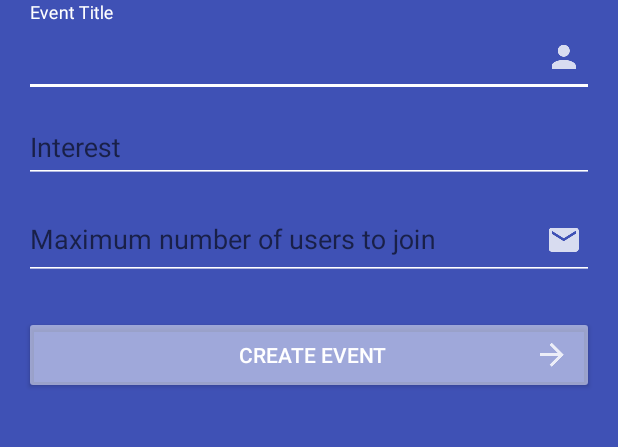
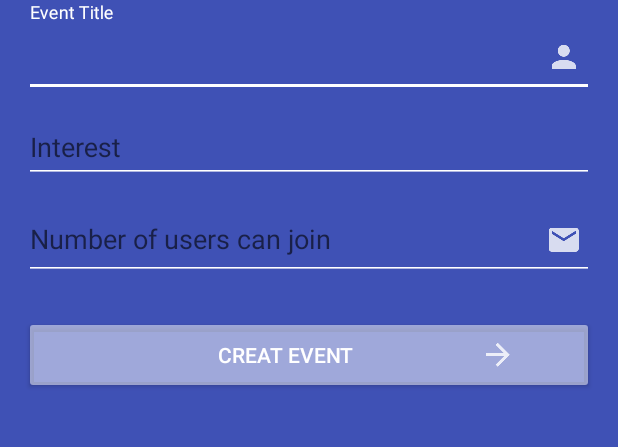
Before and after one commit to SaddyHush/builday-android, an Android app: the CreateEvent screen opened directly, with no data from a screen before it, on a phone screen of 412 x 824 dp, the part 144-591 px from its top. Run offline under Robolectric (Android 15) with nearby library versions, the light colour scheme and no system bars; libraries missing offline, so code that uses them is left out: retrofit2.adapter.rxjava, rx.android.schedulers, rx.schedulers, rx.subscriptions; 3 statements that could not run were skipped.

```diff
--- a/app/src/main/res/layout/activity_create_event.xml
+++ b/app/src/main/res/layout/activity_create_event.xml
@@ -1,18 +1,14 @@
 <?xml version="1.0" encoding="utf-8"?>
 <ScrollView xmlns:android="http://schemas.android.com/apk/res/android"
-    xmlns:app="http://schemas.android.com/apk/res-auto"
     android:layout_width="match_parent"
     android:layout_height="match_parent"
     android:fillViewport="true">
 
-    <LinearLayout
-        android:layout_width="match_parent"
-        android:layout_height="wrap_content">
 
         <RelativeLayout
             android:orientation="vertical"
             android:layout_width="match_parent"
-            android:layout_height="match_parent"
+            android:layout_height="wrap_content"
             android:layout_margin="@dimen/activity_vertical_margin">
 
             <ImageView
@@ -20,7 +16,8 @@
                 android:layout_width="wrap_content"
                 android:layout_height="@dimen/logo_height"
                 android:layout_centerHorizontal="true"
-                android:src="@drawable/logo"/>
+                android:src="@drawable/logo"
+                android:contentDescription="@string/app_name"/>
 
             <android.support.design.widget.TextInputLayout
                 android:id="@+id/ti_title"
@@ -34,7 +31,8 @@
                     android:layout_width="match_parent"
                     android:layout_height="wrap_content"
                     android:drawableRight="@drawable/ic_person"
-                    android:hint="Event Title"
+                    android:drawableEnd="@drawable/ic_person"
+                    android:hint="@string/event_title"
                     android:inputType="text" />
 
             </android.support.design.widget.TextInputLayout>
@@ -50,7 +48,7 @@
                     android:id="@+id/et_interest"
                     android:layout_width="match_parent"
                     android:layout_height="wrap_content"
-                    android:hint="Interest"
+                    android:hint="@string/interest_in_map"
                     android:inputType="text" />
 
             </android.support.design.widget.TextInputLayout>
@@ -67,7 +65,8 @@
                     android:layout_width="match_parent"
                     android:layout_height="wrap_content"
                     android:drawableRight="@drawable/ic_email"
-                    android:hint="Maximum number of users to join"
+                    android:drawableEnd="@drawable/ic_email"
+                    android:hint="@string/max_num_user"
                     android:inputType="number" />
 
 
@@ -82,8 +81,12 @@
                 android:layout_below="@+id/ti_maxUsers"
                 android:layout_marginTop="@dimen/button_margin"
                 android:drawableRight="@drawable/ic_arrow_forward"
+                android:drawableEnd="@drawable/ic_arrow_forward"
                 android:paddingLeft="@dimen/button_padding"
-                android:text="Create Event" />
+                android:paddingRight="48dp"
+                android:paddingEnd="48dp"
+                android:paddingStart="@dimen/button_padding"
+                android:text="@string/event_creation_hint" />
 
             <ProgressBar
                 android:id="@+id/progress"
@@ -95,5 +98,4 @@
                 android:visibility="gone"/>
 
         </RelativeLayout>
-    </LinearLayout>
 </ScrollView>
--- a/app/src/main/res/values/strings.xml
+++ b/app/src/main/res/values/strings.xml
@@ -6,4 +6,8 @@
     <string name="edit_info_btn">Edit Information</string>
     <string name="status_publish_btn">Publish</string>
     <string name="slot_for_status">Status goes here &#x2026;</string>
+    <string name="event_title">Event Title</string>
+    <string name="interest_in_map">Interest</string>
+    <string name="max_num_user">Number of users can join</string>
+    <string name="event_creation_hint">Creat Event</string>
 </resources>
```
